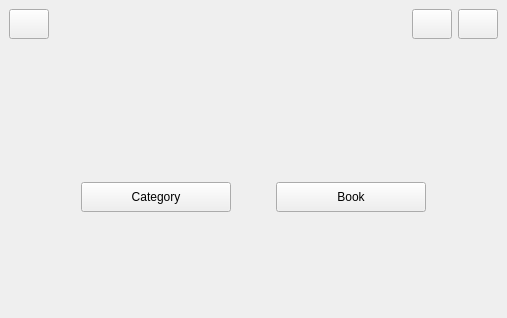
Above: searchform.ui from fatemebd/Library before the change. Below: the same form after it.
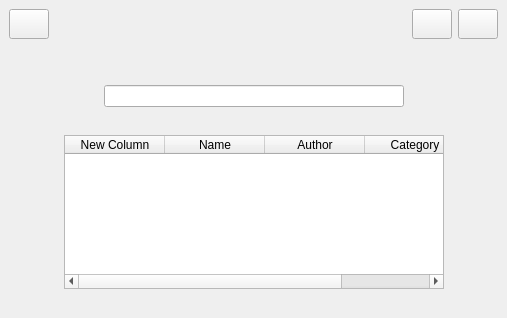
That is the form after the change.

Patch:
```diff
--- a/searchform.ui
+++ b/searchform.ui
@@ -10,6 +10,12 @@
     <height>318</height>
    </rect>
   </property>
+  <property name="minimumSize">
+   <size>
+    <width>400</width>
+    <height>20</height>
+   </size>
+  </property>
   <property name="windowTitle">
    <string>MainWindow</string>
   </property>
@@ -113,76 +119,91 @@
         <property name="bottomMargin">
          <number>20</number>
         </property>
+        <item>
+         <layout class="QHBoxLayout" name="horizontalLayout_4">
+          <property name="topMargin">
+           <number>0</number>
+          </property>
+          <item>
+           <spacer name="horizontalSpacer_7">
+            <property name="orientation">
+             <enum>Qt::Horizontal</enum>
+            </property>
+            <property name="sizeHint" stdset="0">
+             <size>
+              <width>40</width>
+              <height>20</height>
+             </size>
+            </property>
+           </spacer>
+          </item>
+          <item>
+           <widget class="QLineEdit" name="lineEdit">
+            <property name="minimumSize">
+             <size>
+              <width>300</width>
+              <height>0</height>
+             </size>
+            </property>
+           </widget>
+          </item>
+          <item>
+           <spacer name="horizontalSpacer_8">
+            <property name="orientation">
+             <enum>Qt::Horizontal</enum>
+            </property>
+            <property name="sizeHint" stdset="0">
+             <size>
+              <width>40</width>
+              <height>20</height>
+             </size>
+            </property>
+           </spacer>
+          </item>
+         </layout>
+        </item>
+        <item>
+         <spacer name="verticalSpacer_3">
+          <property name="orientation">
+           <enum>Qt::Vertical</enum>
+          </property>
+          <property name="sizeHint" stdset="0">
+           <size>
+            <width>20</width>
+            <height>40</height>
+           </size>
+          </property>
+         </spacer>
+        </item>
         <item>
          <layout class="QHBoxLayout" name="horizontalLayout_2">
           <property name="topMargin">
            <number>20</number>
           </property>
           <item>
-           <spacer name="horizontalSpacer_3">
-            <property name="orientation">
-             <enum>Qt::Horizontal</enum>
-            </property>
-            <property name="sizeHint" stdset="0">
-             <size>
-              <width>40</width>
-              <height>20</height>
-             </size>
-            </property>
-           </spacer>
-          </item>
-          <item>
-           <widget class="QPushButton" name="searchcat">
-            <property name="minimumSize">
-             <size>
-              <width>150</width>
-              <height>30</height>
-             </size>
-            </property>
-            <property name="text">
-             <string>Category</string>
-            </property>
+           <widget class="QTableWidget" name="table">
+            <column>
+             <property name="text">
+              <string>New Column</string>
+             </property>
+            </column>
+            <column>
+             <property name="text">
+              <string>Name</string>
+             </property>
+            </column>
+            <column>
+             <property name="text">
+              <string>Author</string>
+             </property>
+            </column>
+            <column>
+             <property name="text">
+              <string>Category</string>
+             </property>
+            </column>
            </widget>
           </item>
-          <item>
-           <spacer name="horizontalSpacer_2">
-            <property name="orientation">
-             <enum>Qt::Horizontal</enum>
-            </property>
-            <property name="sizeHint" stdset="0">
-             <size>
-              <width>40</width>
-              <height>20</height>
-             </size>
-            </property>
-           </spacer>
-          </item>
-          <item>
-           <widget class="QPushButton" name="searchb">
-            <property name="minimumSize">
-             <size>
-              <width>150</width>
-              <height>30</height>
-             </size>
-            </property>
-            <property name="text">
-             <string>Book</string>
-            </property>
-           </widget>
-          </item>
-          <item>
-           <spacer name="horizontalSpacer_4">
-            <property name="orientation">
-             <enum>Qt::Horizontal</enum>
-            </property>
-            <property name="sizeHint" stdset="0">
-             <size>
-              <width>40</width>
-              <height>20</height>
-             </size>
-            </property>
-           </spacer>
-          </item>
          </layout>
         </item>
        </layout>
```
